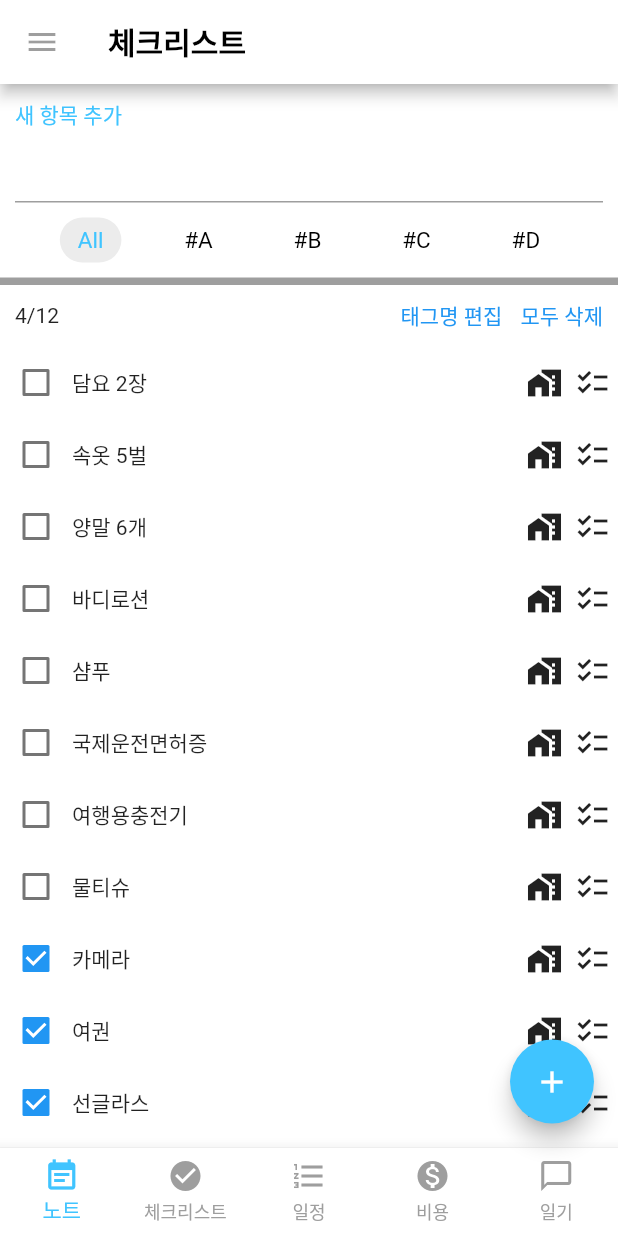
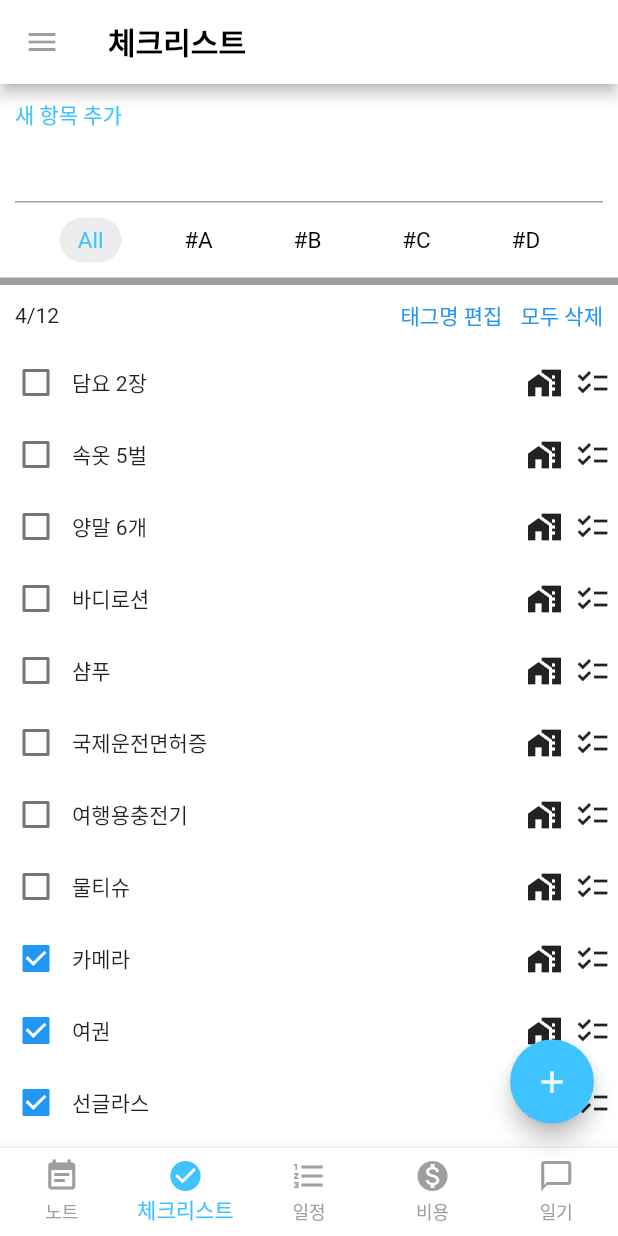
Before and after one commit to flutter-flexer/study_log, a Flutter app: the screen it shows after launch, on a phone screen of 412 x 824 dp. Run offline on Flutter 3.47's test engine with Material 2 defaults, Android fonts, the phone set to English and light mode, and no system bars.

Commit message:
add bottom navigation action

```diff
--- a/homeworks/week4/hyeonwook/flutter_app_sample/lib/main.dart
+++ b/homeworks/week4/hyeonwook/flutter_app_sample/lib/main.dart
@@ -24,18 +24,25 @@ class MyApp extends StatelessWidget {
         ),
       ),
       title: 'CopyTrip',
-      home: ChecklistScreen(),
+      home: HomeWidget(),
     );
   }
 }
 
-class ChecklistScreen extends StatefulWidget {
+class HomeWidget extends StatefulWidget {
   @override
-  _ChecklistScreenState createState() => _ChecklistScreenState();
+  _HomeWidgetState createState() => _HomeWidgetState();
 }
 
-class _ChecklistScreenState extends State<ChecklistScreen> {
-  var _selectedTagIndex = 0;
+class _HomeWidgetState extends State<HomeWidget> {
+  final _tabTitles = [
+    '노트',
+    '체크리스트',
+    '일정',
+    '비용',
+    '일기',
+  ];
+  var _currentTap = 1;
 
   @override
   Widget build(BuildContext context) {
@@ -46,9 +53,94 @@ class _ChecklistScreenState extends State<ChecklistScreen> {
           tooltip: 'Navigation menu',
           onPressed: null,
         ),
+        title: Text(_tabTitles[_currentTap]),
+      ),
+      body: _buildBody(),
+      floatingActionButton: FloatingActionButton(
+        backgroundColor: Colors.lightBlueAccent,
+        child: Icon(Icons.add),
+      ),
+      bottomNavigationBar: BottomNavigationBar(
+          currentIndex: _currentTap,
+          backgroundColor: Colors.white,
+          type: BottomNavigationBarType.fixed,
+          unselectedIconTheme: IconThemeData(color: Colors.grey),
+          unselectedItemColor: Colors.grey,
+          selectedIconTheme: IconThemeData(color: Colors.lightBlueAccent),
+          selectedItemColor: Colors.lightBlueAccent,
+          onTap: (index) {
+            setState(() {
+              _currentTap = index;
+            });
+          },
+          items: [
+            BottomNavigationBarItem(
+              icon: Icon(Icons.event_note),
+              title: Text('노트'),
+            ),
+            BottomNavigationBarItem(
+              icon: Icon(Icons.check_circle),
               title: Text('체크리스트'),
             ),
-      body: Container(
+            BottomNavigationBarItem(
+              icon: Icon(Icons.format_list_numbered),
+              title: Text('일정'),
+            ),
+            BottomNavigationBarItem(
+              icon: Icon(Icons.monetization_on),
+              title: Text('비용'),
+            ),
+            BottomNavigationBarItem(
+              icon: Icon(Icons.chat_bubble_outline),
+              title: Text('일기'),
+            ),
+          ]),
+    );
+  }
+
+  Widget _buildBody() {
+    switch (_currentTap) {
+      case 0:
+        return Container();
+      case 1:
+        return ChecklistWidget();
+      case 2:
+        return Container();
+      case 3:
+        return Container();
+      case 4:
+        return Container();
+      default:
+        throw UnimplementedError('잘못된 tap index 입니다.');
+    }
+  }
+}
+
+class ChecklistWidget extends StatefulWidget {
+  @override
+  _ChecklistWidgetState createState() => _ChecklistWidgetState();
+}
+
+class _ChecklistWidgetState extends State<ChecklistWidget> {
+  var _selectedTagIndex = 0;
+  var _items = [
+    new ChecklistModel("담요 2장", false),
+    new ChecklistModel("속옷 5벌", false),
+    new ChecklistModel("양말 6개", false),
+    new ChecklistModel("바디로션", false),
+    new ChecklistModel("샴푸", false),
+    new ChecklistModel("국제운전면허증", false),
+    new ChecklistModel("여행용충전기", false),
+    new ChecklistModel("물티슈", false),
+    new ChecklistModel("카메라", true),
+    new ChecklistModel("여권", true),
+    new ChecklistModel("선글라스", true),
+    new ChecklistModel("아이패드", true)
+  ];
+
+  @override
+  Widget build(BuildContext context) {
+    return Container(
       decoration: BoxDecoration(
         color: Colors.grey,
       ),
@@ -101,8 +193,7 @@ class _ChecklistScreenState extends State<ChecklistScreen> {
                                 ),
                                 decoration: index == _selectedTagIndex
                                     ? BoxDecoration(
-                                          borderRadius:
-                                              BorderRadius.circular(16),
+                                        borderRadius: BorderRadius.circular(16),
                                         color: Colors.grey.withOpacity(0.2))
                                     : BoxDecoration(),
                               ),
@@ -116,7 +207,11 @@ class _ChecklistScreenState extends State<ChecklistScreen> {
             ),
           ),
           Expanded(
-              child: Container(
+            child: StatefulBuilder(
+              builder: (context, listSetState) {
+                var selectedCount = _items.where((i) => i.isChecked).length;
+
+                return Container(
                   color: Colors.white,
                   child: Column(
                     children: <Widget>[
@@ -126,12 +221,13 @@ class _ChecklistScreenState extends State<ChecklistScreen> {
                           mainAxisAlignment: MainAxisAlignment.spaceBetween,
                           children: <Widget>[
                             Text(
-                            '4/12',
+                              '$selectedCount/${_items.length}',
                             ),
                             Container(
                               width: 135.0,
                               child: Row(
-                              mainAxisAlignment: MainAxisAlignment.spaceBetween,
+                                mainAxisAlignment:
+                                    MainAxisAlignment.spaceBetween,
                                 children: <Widget>[
                                   GestureDetector(
                                     onTap: null,
@@ -161,87 +257,16 @@ class _ChecklistScreenState extends State<ChecklistScreen> {
                           ],
                         ),
                       ),
-                    Expanded(child: ChecklistListview()),
-                  ],
-                ),
-              ),
-            ),
-          ],
-        ),
-      ),
-      floatingActionButton: FloatingActionButton(
-        backgroundColor: Colors.lightBlueAccent,
-        child: Icon(Icons.add),
-      ),
-      bottomNavigationBar: BottomNavigationBar(
-          backgroundColor: Colors.white,
-          type: BottomNavigationBarType.fixed,
-          unselectedIconTheme: IconThemeData(color: Colors.grey),
-          unselectedItemColor: Colors.grey,
-          selectedIconTheme: IconThemeData(color: Colors.lightBlueAccent),
-          selectedItemColor: Colors.lightBlueAccent,
-          items: [
-            BottomNavigationBarItem(
-              icon: Icon(Icons.event_note),
-              title: Text('노트'),
-            ),
-            BottomNavigationBarItem(
-              icon: Icon(Icons.check_circle),
-              title: Text('체크리스트'),
-            ),
-            BottomNavigationBarItem(
-              icon: Icon(Icons.format_list_numbered),
-              title: Text('일정'),
-            ),
-            BottomNavigationBarItem(
-              icon: Icon(Icons.monetization_on),
-              title: Text('비용'),
-            ),
-            BottomNavigationBarItem(
-              icon: Icon(Icons.chat_bubble_outline),
-              title: Text('일기'),
-            ),
-          ]),
-    );
-  }
-}
-
-class ChecklistListview extends StatefulWidget {
-  @override
-  _ChecklistListviewState createState() => _ChecklistListviewState();
-}
-
-class _ChecklistListviewState extends State<ChecklistListview> {
-  List<ChecklistModel> _items;
-
-  @override
-  void initState() {
-    _items = [
-      new ChecklistModel("담요 2장", false),
-      new ChecklistModel("속옷 5벌", false),
-      new ChecklistModel("양말 6개", false),
-      new ChecklistModel("바디로션", false),
-      new ChecklistModel("샴푸", false),
-      new ChecklistModel("국제운전면허증", false),
-      new ChecklistModel("여행용충전기", false),
-      new ChecklistModel("물티슈", false),
-      new ChecklistModel("카메라", true),
-      new ChecklistModel("여권", true),
-      new ChecklistModel("선글라스", true),
-      new ChecklistModel("아이패드", true)
-    ];
-  }
-
-  @override
-  Widget build(BuildContext context) {
-    return ListView.builder(
+                      Expanded(
+                        child: ListView.builder(
                           scrollDirection: Axis.vertical,
                           shrinkWrap: true,
                           itemCount: _items.length,
                           itemBuilder: (BuildContext context, int index) {
                             return Container(
                               child: Row(
-            mainAxisAlignment: MainAxisAlignment.spaceBetween,
+                                mainAxisAlignment:
+                                    MainAxisAlignment.spaceBetween,
                                 children: <Widget>[
                                   Expanded(
                                     child: Row(
@@ -262,11 +287,13 @@ class _ChecklistListviewState extends State<ChecklistListview> {
                                     children: <Widget>[
                                       Container(
                                         padding: EdgeInsets.all(3.0),
-                    child: Icon(IconData(0xe3c9, fontFamily: 'MaterialIcons')),
+                                        child: Icon(IconData(0xe3c9,
+                                            fontFamily: 'MaterialIcons')),
                                       ),
                                       Container(
                                         padding: EdgeInsets.all(5.0),
-                    child: Icon(IconData(0xe15b, fontFamily: 'MaterialIcons')),
+                                        child: Icon(IconData(0xe15b,
+                                            fontFamily: 'MaterialIcons')),
                                       ),
                                     ],
                                   ),
@@ -274,6 +301,16 @@ class _ChecklistListviewState extends State<ChecklistListview> {
                               ),
                             );
                           },
+                        ),
+                      ),
+                    ],
+                  ),
+                );
+              },
+            ),
+          ),
+        ],
+      ),
     );
   }
 }
```
Lines whose indentation alone changed are shown as unchanged.
